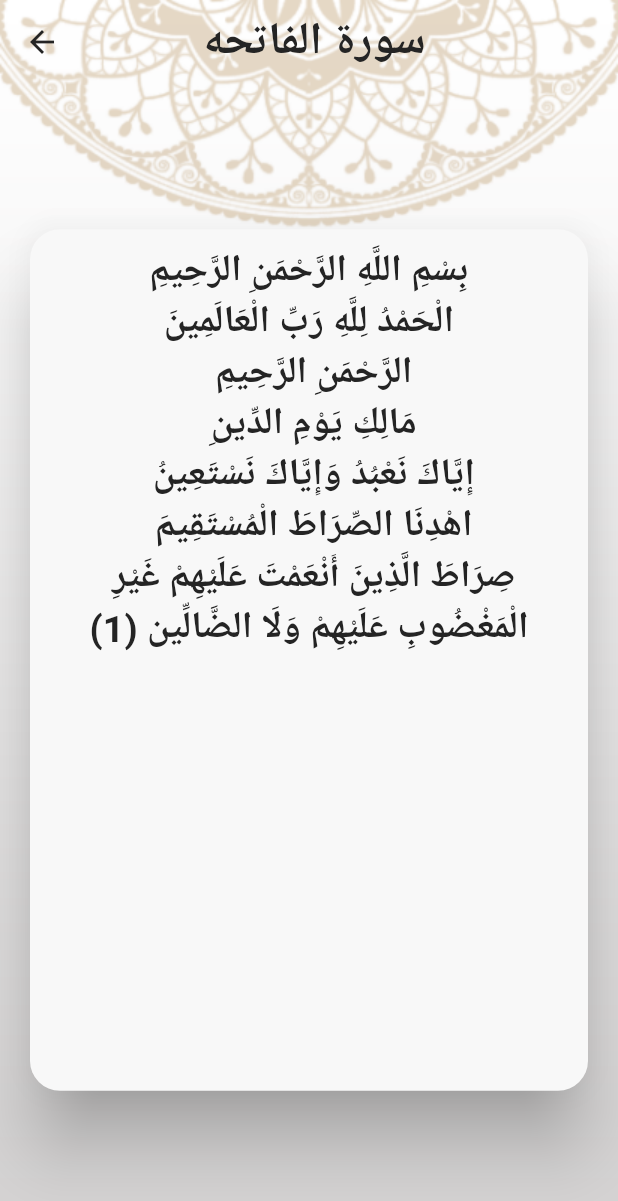
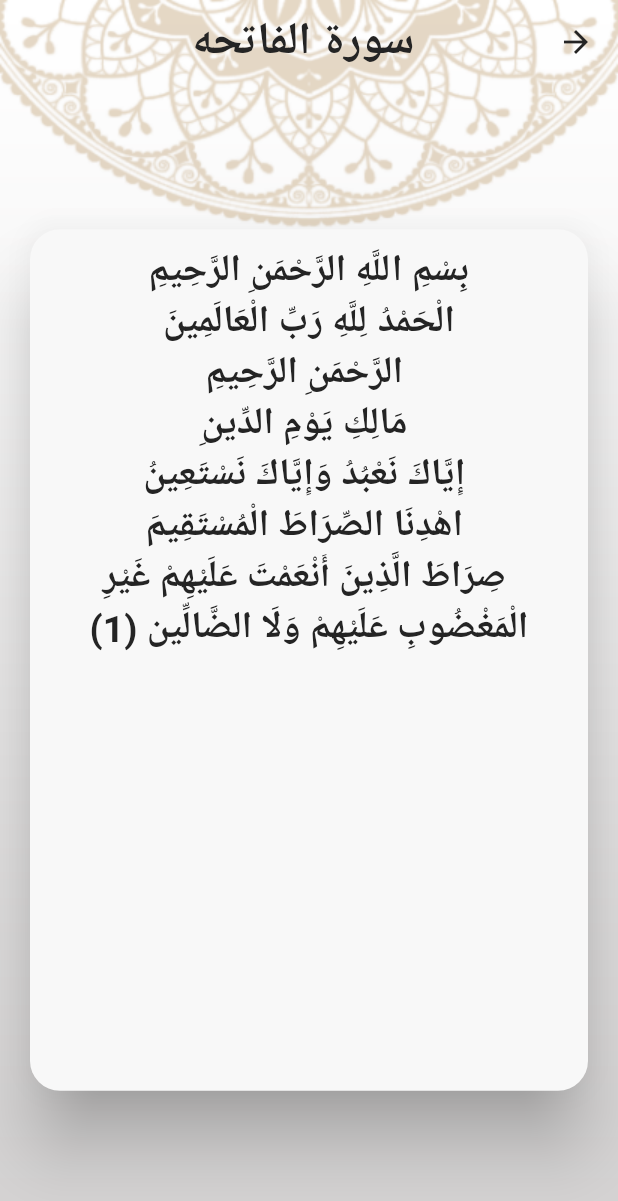
Before and after one commit to ibrahimzaher/my_islami, a Flutter app: the screen it shows after launch, after a tap on an icon or button, on a phone screen of 412 x 824 dp. Shown: the top 1201 px of the screen. Run offline on Flutter 3.47's test engine with Material 2 defaults, Android fonts, the phone set to English and light mode, and no system bars; our stand-ins replace shared_preferences; generated files the repository leaves out were written again.

Commit message:
added shared-preferences for theme and language

```diff
--- a/lib/main.dart
+++ b/lib/main.dart
@@ -9,19 +9,25 @@ import 'package:my_islami/provider/my_language_provider.dart';
 import 'package:my_islami/provider/my_quran_tab_provider.dart';
 import 'package:my_islami/provider/my_sebha_provider.dart';
 import 'package:my_islami/provider/my_theme_provider.dart';
+import 'package:my_islami/shared_preferences/my_shared_prefernces.dart';
 import 'package:my_islami/tabs/hades/hades_details_screen.dart';
 import 'package:my_islami/tabs/quran/quran_details_screen.dart';
 import 'package:provider/provider.dart';
 
-void main() {
+void main() async {
+  WidgetsFlutterBinding.ensureInitialized();
+  await MySharedPreferences.init();
+  String value = MySharedPreferences.getLanguage() ?? 'ar';
+  bool theme = MySharedPreferences.getTheme() ?? true;
   runApp(
     MultiProvider(
       providers: [
         ChangeNotifierProvider(
-          create: (_) => MyThemeProvider(),
+          create: (_) =>
+              MyThemeProvider(mode: (theme) ? ThemeMode.light : ThemeMode.dark),
         ),
         ChangeNotifierProvider(
-          create: (_) => MyLanguageProvider(),
+          create: (_) => MyLanguageProvider(language: value),
         ),
         ChangeNotifierProvider(
           create: (_) => MyBottomNavBarProvider(),
@@ -49,21 +55,21 @@ class MyApp extends StatelessWidget {
     return MaterialApp(
       initialRoute: HomeScreen.routeName,
       routes: {
-        HomeScreen.routeName: (_) => HomeScreen(),
-        QuranDetailsScreen.routeName: (_) => QuranDetailsScreen(),
-        HadesDetailsScreen.routeName: (_) => HadesDetailsScreen(),
+        HomeScreen.routeName: (_) => const HomeScreen(),
+        QuranDetailsScreen.routeName: (_) => const QuranDetailsScreen(),
+        HadesDetailsScreen.routeName: (_) => const HadesDetailsScreen(),
       },
       debugShowCheckedModeBanner: false,
       themeMode: context.watch<MyThemeProvider>().mode,
       theme: MyTheme.light,
       darkTheme: MyTheme.dark,
-      localizationsDelegates: [
+      localizationsDelegates: const [
         AppLocalizations.delegate,
         GlobalMaterialLocalizations.delegate,
         GlobalWidgetsLocalizations.delegate,
         GlobalCupertinoLocalizations.delegate,
       ],
-      supportedLocales: [
+      supportedLocales: const [
         Locale('en', ''),
         Locale('ar', ''),
       ],
--- a/lib/provider/my_language_provider.dart
+++ b/lib/provider/my_language_provider.dart
@@ -1,9 +1,12 @@
 import 'package:flutter/material.dart';
+import 'package:my_islami/shared_preferences/my_shared_prefernces.dart';
 
 class MyLanguageProvider extends ChangeNotifier {
-  String language = 'en';
+  String language;
+  MyLanguageProvider({required this.language});
   changeLanguage(String lang) {
     if (language == lang) return;
+    MySharedPreferences.setLanguage(lang);
     language = lang;
     notifyListeners();
   }
--- a/lib/provider/my_theme_provider.dart
+++ b/lib/provider/my_theme_provider.dart
@@ -1,12 +1,19 @@
 import 'package:flutter/material.dart';
+import 'package:my_islami/shared_preferences/my_shared_prefernces.dart';
 
 class MyThemeProvider extends ChangeNotifier {
-  ThemeMode mode = ThemeMode.light;
+  ThemeMode mode;
+  MyThemeProvider({required this.mode});
   changeTheme(ThemeMode themeMode) {
     if (mode == themeMode) {
       return;
     }
     mode = themeMode;
+    if (mode == ThemeMode.light) {
+      MySharedPreferences.setTheme(true);
+    } else {
+      MySharedPreferences.setTheme(false);
+    }
     notifyListeners();
   }
 }
--- /dev/null
+++ b/lib/shared_preferences/my_shared_prefernces.dart
@@ -0,0 +1,26 @@
+import 'package:shared_preferences/shared_preferences.dart';
+
+class MySharedPreferences {
+  static late SharedPreferences sharedPreferences;
+  static Future<SharedPreferences> init() async =>
+      sharedPreferences = await SharedPreferences.getInstance();
+  static void setLanguage(String value) async {
+    await sharedPreferences.setString('language', value);
+    // print(sharedPreferences.getString('language'));
+  }
+
+  static String? getLanguage() {
+    // print(sharedPreferences.getString('language'));
+    return sharedPreferences.getString('language');
+  }
+
+  static void setTheme(bool value) async {
+    await sharedPreferences.setBool('theme', value);
+    // print(sharedPreferences.getBool('theme'));
+  }
+
+  static bool? getTheme() {
+    // print(sharedPreferences.getBool('theme'));
+    return sharedPreferences.getBool('theme');
+  }
+}
--- a/pubspec.yaml
+++ b/pubspec.yaml
@@ -38,6 +38,7 @@ dependencies:
   # Use with the CupertinoIcons class for iOS style icons.
   cupertino_icons: ^1.0.2
   provider: ^6.0.4
+  shared_preferences: ^2.0.15
 
 dev_dependencies:
   flutter_test:
```
Also changed, not shown: pubspec.lock.
